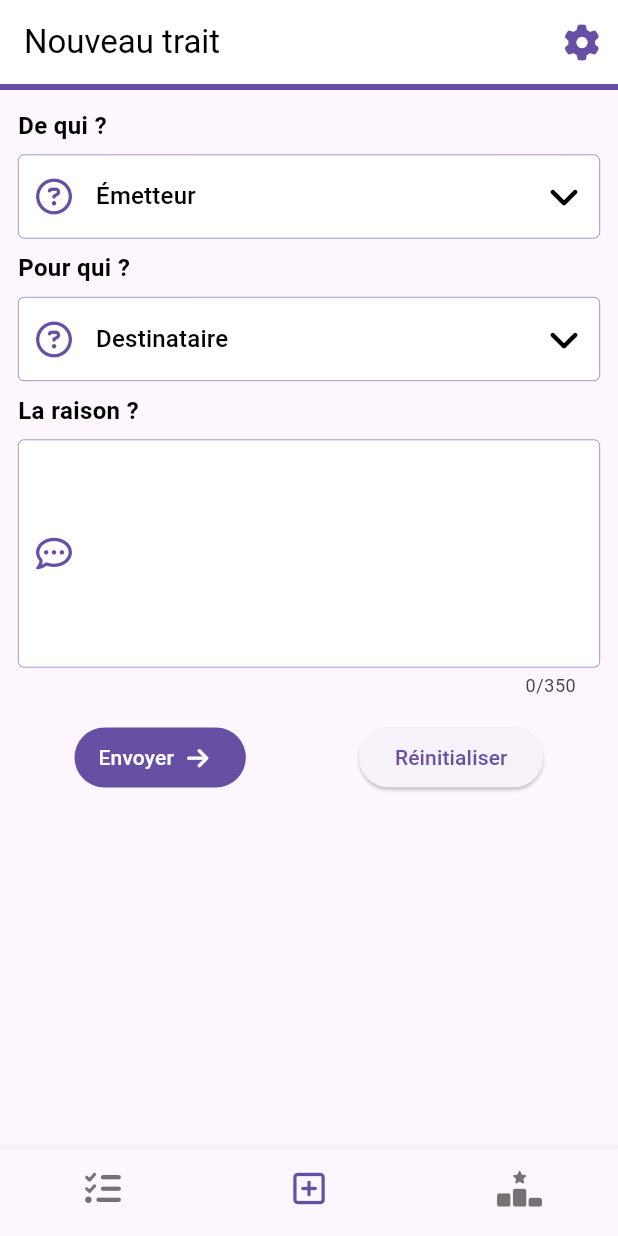
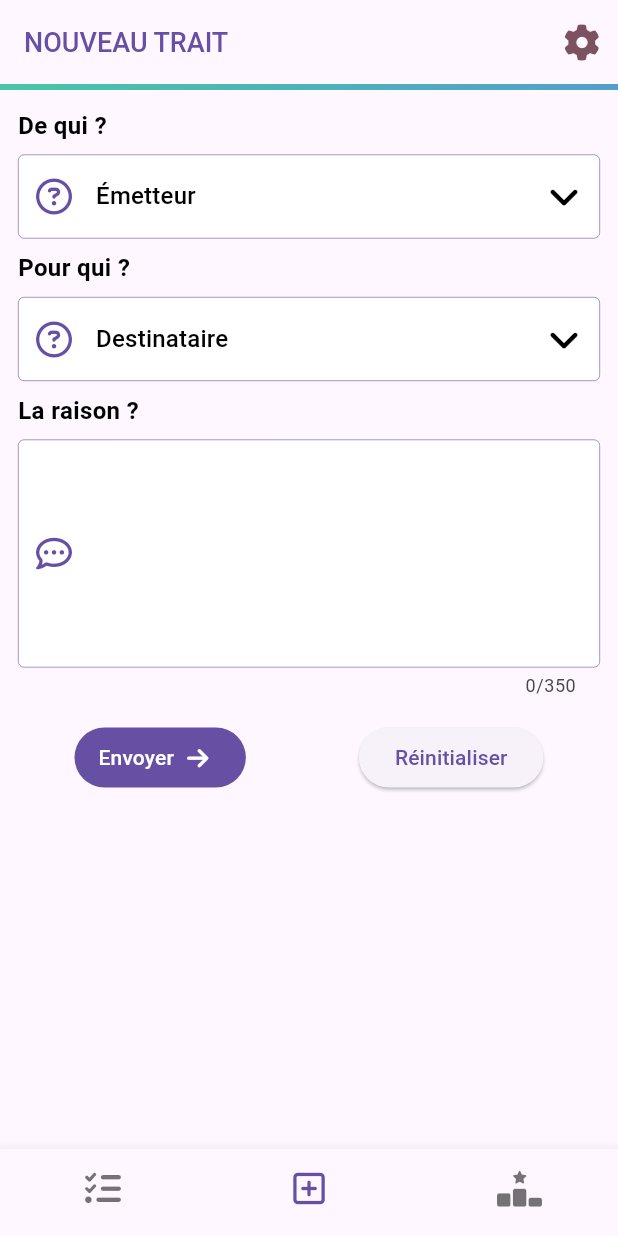
Before and after one commit to ArnaudGrt/flutter_linegitud, a Flutter app: the screen it shows after launch, item 2 of the bottom bar chosen, on a phone screen of 412 x 824 dp. Run offline on Flutter 3.47's test engine with Material 3 defaults, Android fonts, the phone set to English and light mode, and no system bars; our stand-ins replace font_awesome_flutter, get, shared_preferences, sqflite_common_ffi; accounts and stored records are empty.

Commit message:
💄 (home) adjust colors with theme

```diff
--- a/lib/screens/home.dart
+++ b/lib/screens/home.dart
@@ -17,15 +17,19 @@ class Home extends StatelessWidget {
 
     return Scaffold(
         appBar: AppBar(
-            title: Obx(() => Text(controller.currentAppbarTitle.value,
-                style: const TextStyle(
-                  color: Colors.black,
-                ))),
-            backgroundColor: Colors.white,
-            actionsIconTheme: IconThemeData(color: theme.colorScheme.primary),
+            title: Obx(() => Text(
+                  controller.currentAppbarTitle.value.toUpperCase(),
+                  style: TextStyle(
+                      color: theme.colorScheme.primary,
+                      fontSize: 18,
+                      fontWeight: FontWeight.w500),
+                )),
             actions: <Widget>[
               IconButton(
-                icon: const Icon(FontAwesomeIcons.gear),
+                icon: Icon(
+                  FontAwesomeIcons.gear,
+                  color: theme.colorScheme.tertiary,
+                ),
                 tooltip: "Paramètres",
                 onPressed: () {
                   Get.toNamed(AppRoutes.settings);
@@ -35,7 +39,22 @@ class Home extends StatelessWidget {
             bottom: PreferredSize(
                 preferredSize: const Size.fromHeight(4.0),
                 child: Container(
-                  color: theme.colorScheme.primary,
+                  decoration: const BoxDecoration(
+                      gradient: LinearGradient(
+                          begin: Alignment.topLeft,
+                          end: Alignment.bottomRight,
+                          colors: <Color>[
+                        Color(0xFF48C6A9),
+                        Color(0xFF529FCB),
+                        Color(0xFFF36D6C),
+                        Color(0xFFF8AE35),
+                      ],
+                          stops: <double>[
+                        0.0,
+                        4.3,
+                        7.6,
+                        1.0
+                      ])),
                   height: 4.0,
                 ))),
         body: Navigator(
@@ -48,7 +67,8 @@ class Home extends StatelessWidget {
               showUnselectedLabels: false,
               items: const <BottomNavigationBarItem>[
                 BottomNavigationBarItem(
-                    icon: Icon(FontAwesomeIcons.listCheck, size: 24), label: "Historique"),
+                    icon: Icon(FontAwesomeIcons.listCheck, size: 24),
+                    label: "Historique"),
                 BottomNavigationBarItem(
                     icon: Icon(FontAwesomeIcons.squarePlus, size: 24),
                     label: "Nouveau"),
```
